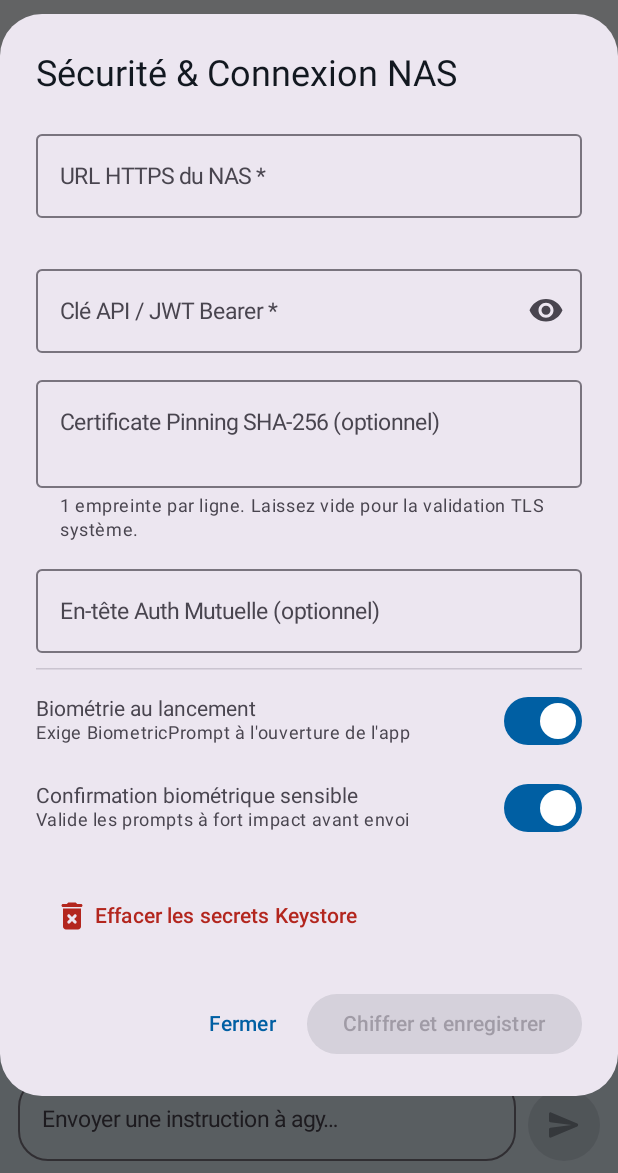
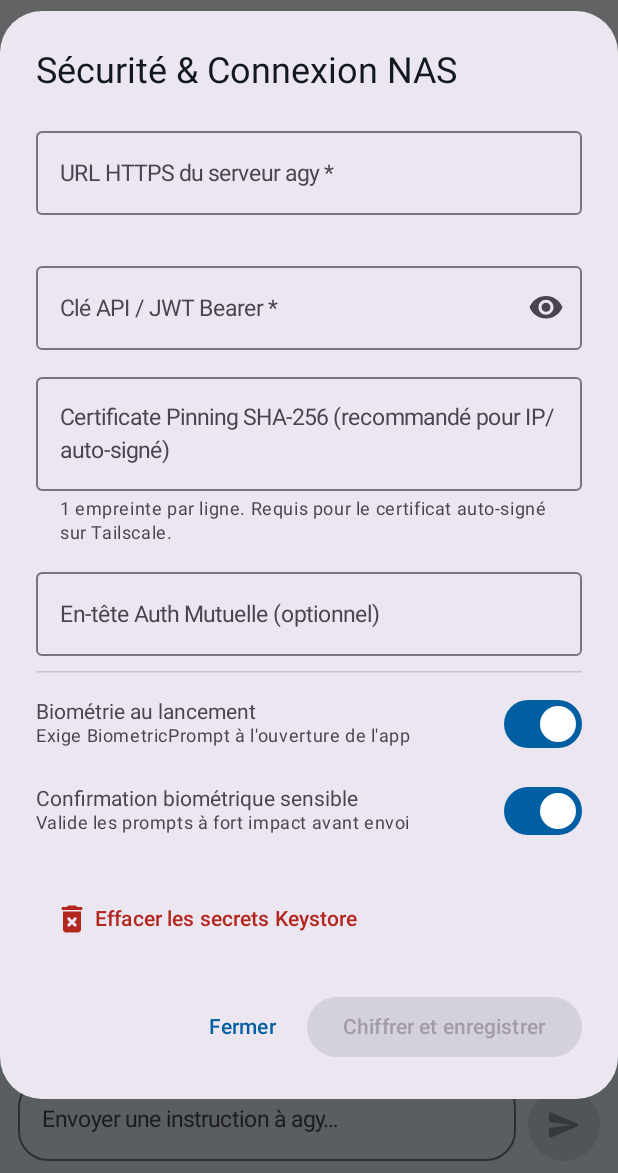
Before and after one commit to ah45perso/agyaccess, an Android app built with Jetpack Compose: the screen it shows after launch (MainActivity), on a phone screen of 412 x 824 dp, the part 63-1236 px from its top. Run offline under Robolectric (Android 15) with nearby library versions, the phone set to English and light mode, and no system bars; our stand-ins replace Dagger/Hilt's generated code; libraries missing offline, so code that uses them is left out: okhttp3.sse; 3 statements that could not run were skipped.

Commit message:
fix(security & api): compatibilité agy-bridge HTTPS et durcissement OWASP
- Support du certificat TLS auto-signé sur IP Tailscale via PinnedCertTrustManager
- Alignement strict des DTOs et endpoints REST/SSE avec agy-bridge
- Support du streaming SSE stream-json émis par agy CLI (step_update, result, done, stderr)
- Sélecteur de mode agy natif (auto, accept-edits, plan)
- Règle R8 pour la suppression des logs Android en Release
- Renforcement network_security_config et gestion robuste des erreurs

```diff
--- a/app/src/main/java/com/agyaccess/app/data/remote/api/AgyApiService.kt
+++ b/app/src/main/java/com/agyaccess/app/data/remote/api/AgyApiService.kt
@@ -3,8 +3,10 @@ package com.agyaccess.app.data.remote.api
 import com.agyaccess.app.data.remote.dto.CancelResponseDto
 import com.agyaccess.app.data.remote.dto.CreateSessionRequestDto
 import com.agyaccess.app.data.remote.dto.CreateSessionResponseDto
+import com.agyaccess.app.data.remote.dto.HealthResponseDto
 import com.agyaccess.app.data.remote.dto.PromptAcceptedResponseDto
 import com.agyaccess.app.data.remote.dto.PromptRequestDto
+import com.agyaccess.app.data.remote.dto.SessionDto
 import com.agyaccess.app.data.remote.dto.SessionsListResponseDto
 import retrofit2.http.Body
 import retrofit2.http.GET
@@ -12,14 +14,18 @@ import retrofit2.http.POST
 import retrofit2.http.Path
 
 /**
- * Contrat REST strict pour le backend agy hébergé sur le NAS.
+ * Contrat REST strict pour le backend agy hébergé sur le serveur / Tailscale.
  *
- * Note : le 5e endpoint (`GET /api/v1/sessions/{session_id}/stream`) est consommé
+ * Note : le flux temps réel (`GET /api/v1/sessions/{session_id}/stream`) est consommé
  * directement en Server-Sent Events (SSE) par [com.agyaccess.app.data.remote.sse.AgySseClient].
  */
 interface AgyApiService {
 
-    /** 1. Liste les sessions actives et archivées ainsi que leurs métadonnées. */
+    /** 0. Healthcheck du serveur. */
+    @GET("health")
+    suspend fun checkHealth(): HealthResponseDto
+
+    /** 1. Liste les sessions actives et leurs métadonnées. */
     @GET("api/v1/sessions")
     suspend fun listSessions(): SessionsListResponseDto
 
@@ -29,7 +35,13 @@ interface AgyApiService {
         @Body body: CreateSessionRequestDto = CreateSessionRequestDto()
     ): CreateSessionResponseDto
 
-    /** 3. Envoie un prompt UTF-8 strictement typé JSON sur une session donnée. */
+    /** 3. Récupère le détail d'une session. */
+    @GET("api/v1/sessions/{session_id}")
+    suspend fun getSession(
+        @Path("session_id") sessionId: String
+    ): SessionDto
+
+    /** 4. Envoie un prompt UTF-8 strictement typé JSON sur une session donnée. */
     @POST("api/v1/sessions/{session_id}/prompt")
     suspend fun sendPrompt(
         @Path("session_id") sessionId: String,
--- a/app/src/main/java/com/agyaccess/app/domain/model/NasConfig.kt
+++ b/app/src/main/java/com/agyaccess/app/domain/model/NasConfig.kt
@@ -9,7 +9,7 @@ import java.net.URI
 data class NasConfig(
     val baseUrl: String = "",
     val apiToken: String = "",
-    /** Empreintes publiques TLS au format `sha256/BASE64...` (Certificate Pinning). */
+    /** Empreintes publiques TLS au format `sha256/BASE64...` ou hexadécimal (Certificate Pinning). */
     val certificatePins: List<String> = emptyList(),
     /** En-tête optionnel d'authentification mutuelle / reverse-proxy (ex: X-Client-Cert-Token). */
     val mutualAuthHeaderName: String = "",
@@ -30,7 +30,8 @@ data class NasConfig(
     }.getOrNull()
 
     companion object {
-        private val SHA256_PIN_REGEX = Regex("^sha256/[A-Za-z0-9+/=]{43,44}$")
+        private val SHA256_BASE64_PIN_REGEX = Regex("^(sha256/)?[A-Za-z0-9+/=]{43,44}$")
+        private val SHA256_HEX_PIN_REGEX = Regex("^(([0-9a-fA-F]{2}:){31}[0-9a-fA-F]{2}|[0-9a-fA-F]{64})$")
 
         /**
          * Impose strictement HTTPS et interdit toute URL malformée, identifiants
@@ -49,6 +50,20 @@ data class NasConfig(
             }.getOrDefault(false)
         }
 
-        fun isValidPin(pin: String): Boolean = SHA256_PIN_REGEX.matches(pin.trim())
+        fun isValidPin(pin: String): Boolean {
+            val trimmed = pin.trim()
+            return SHA256_BASE64_PIN_REGEX.matches(trimmed) || SHA256_HEX_PIN_REGEX.matches(trimmed)
+        }
+
+        /**
+         * Normalise une empreinte base64 au format requis par OkHttp CertificatePinner :
+         * `sha256/BASE64...`
+         */
+        fun normalizeToOkHttpPin(pin: String): String? {
+            val trimmed = pin.trim()
+            if (trimmed.startsWith("sha256/")) return trimmed
+            if (Regex("^[A-Za-z0-9+/=]{43,44}$").matches(trimmed)) return "sha256/$trimmed"
+            return null
+        }
     }
 }
--- a/app/src/main/java/com/agyaccess/app/domain/usecase/ValidatePromptUseCase.kt
+++ b/app/src/main/java/com/agyaccess/app/domain/usecase/ValidatePromptUseCase.kt
@@ -51,9 +51,9 @@ class ValidatePromptUseCase @Inject constructor() {
         }
 
         val validatedModel = rawModelOverride?.trim()?.takeIf { it.isNotEmpty() }
-        if (validatedModel != null && !MODEL_NAME_REGEX.matches(validatedModel)) {
+        if (validatedModel != null && !isValidModeOrModel(validatedModel)) {
             return ValidationResult.Invalid(
-                "Nom de modèle invalide (caractères autorisés : a-z, A-Z, 0-9, ., _, -, :, /)."
+                "Mode ou modèle invalide (modes autorisés : auto, accept-edits, plan ; caractères autorisés : a-z, A-Z, 0-9, ., _, -, :, /)."
             )
         }
 
@@ -68,6 +68,11 @@ class ValidatePromptUseCase @Inject constructor() {
         )
     }
 
+    private fun isValidModeOrModel(value: String): Boolean {
+        if (ALLOWED_MODES.contains(value.lowercase())) return true
+        return MODEL_NAME_REGEX.matches(value)
+    }
+
     private fun isWellFormedUtf16(text: String): Boolean {
         var i = 0
         while (i < text.length) {
@@ -80,22 +85,24 @@ class ValidatePromptUseCase @Inject constructor() {
             } else if (Character.isLowSurrogate(c)) {
                 return false
             } else {
-                i += 1
+                i++
             }
         }
         return true
     }
 
     companion object {
-        const val MAX_PROMPT_LENGTH = 32_768
-        private val MODEL_NAME_REGEX = Regex("^[a-zA-Z0-9._:/-]{1,128}$")
+        const val MAX_PROMPT_LENGTH = 100_000
 
-        // Heuristique déclenchant la confirmation BiometricPrompt lorsque l'option est active
+        private val ALLOWED_MODES = setOf("auto", "accept-edits", "plan")
+        private val MODEL_NAME_REGEX = Regex("^[A-Za-z0-9._\\-:/]{1,64}$")
+
         private val SENSITIVE_INTENT_PATTERNS = listOf(
-            Regex("\\b(supprime|supprimer|efface|effacer|delete|remove|drop|truncate|purge|wipe)\\b", RegexOption.IGNORE_CASE),
-            Regex("\\b(red[ée]marre|reboot|shutdown|restart|stop|kill|deploy|d[ée]ploie)\\b", RegexOption.IGNORE_CASE),
-            Regex("\\b(mot de passe|password|token|secret|cl[ée] api|api key|credential|ssh|firewall|iptables|chmod|chown|sudo)\\b", RegexOption.IGNORE_CASE),
-            Regex("\\b(production|prod|backup|restore|restaure|format)\\b", RegexOption.IGNORE_CASE)
+            Regex("\\b(rm\\s+-rf|dd\\s+if=|mkfs|format|drop\\s+database|truncate\\s+table)\\b", RegexOption.IGNORE_CASE),
+            Regex("\\b(shutdown|reboot|poweroff|init\\s+0|halt)\\b", RegexOption.IGNORE_CASE),
+            Regex("\\b(iptables\\s+-F|ufw\\s+disable|setenforce\\s+0)\\b", RegexOption.IGNORE_CASE),
+            Regex("\\b(chmod\\s+-R\\s+777|chown\\s+-R)\\b", RegexOption.IGNORE_CASE),
+            Regex("\\b(supprime|efface|reinitialise|formate|arrete|eteins|redemarre)\\b", RegexOption.IGNORE_CASE)
         )
     }
 }
--- a/app/src/main/java/com/agyaccess/app/presentation/chat/components/PromptInputBar.kt
+++ b/app/src/main/java/com/agyaccess/app/presentation/chat/components/PromptInputBar.kt
@@ -38,12 +38,10 @@ import androidx.compose.ui.Alignment
 import androidx.compose.ui.Modifier
 import androidx.compose.ui.unit.dp
 
-private val AVAILABLE_MODELS = listOf(
-    null to "Modèle par défaut (NAS)",
-    "claude-sonnet-4" to "claude-sonnet-4",
-    "gemini-2.5-pro" to "gemini-2.5-pro",
-    "qwen2.5-coder:32b" to "qwen2.5-coder:32b (Local)",
-    "llama3.3:70b" to "llama3.3:70b (Local)"
+private val AVAILABLE_MODES = listOf(
+    "auto" to "Mode Auto (Exécution & Édition)",
+    "accept-edits" to "Mode Accept Edits (Revue manuelle)",
+    "plan" to "Mode Plan (Analyse sans modification)"
 )
 
 @Composable
@@ -58,7 +56,13 @@ fun PromptInputBar(
     onCancel: () -> Unit,
     modifier: Modifier = Modifier
 ) {
-    var modelMenuExpanded by remember { mutableStateOf(false) }
+    var modeMenuExpanded by remember { mutableStateOf(false) }
+
+    val displayLabel = when (selectedModelOverride?.trim()?.lowercase()) {
+        "accept-edits" -> "Mode Accept Edits"
+        "plan" -> "Mode Plan"
+        else -> "Mode Auto"
+    }
 
     Surface(
         modifier = modifier.fillMaxWidth(),
@@ -73,7 +77,7 @@ fun PromptInputBar(
                 .padding(horizontal = 12.dp, vertical = 8.dp),
             verticalArrangement = Arrangement.spacedBy(6.dp)
         ) {
-            // Barre d'options : override de modèle & indicateur biométrique
+            // Barre d'options : mode agy & indicateur biométrique
             Row(
                 modifier = Modifier.fillMaxWidth(),
                 verticalAlignment = Alignment.CenterVertically,
@@ -81,10 +85,10 @@ fun PromptInputBar(
             ) {
                 Box {
                     AssistChip(
-                        onClick = { modelMenuExpanded = true },
+                        onClick = { modeMenuExpanded = true },
                         label = {
                             Text(
-                                text = selectedModelOverride ?: "Modèle par défaut",
+                                text = displayLabel,
                                 style = MaterialTheme.typography.labelSmall
                             )
                         },
@@ -98,14 +102,14 @@ fun PromptInputBar(
                     )
 
                     DropdownMenu(
-                        expanded = modelMenuExpanded,
-                        onDismissRequest = { modelMenuExpanded = false }
+                        expanded = modeMenuExpanded,
+                        onDismissRequest = { modeMenuExpanded = false }
                     ) {
-                        AVAILABLE_MODELS.forEach { (value, label) ->
+                        AVAILABLE_MODES.forEach { (value, label) ->
                             DropdownMenuItem(
                                 text = { Text(label) },
                                 onClick = {
-                                    modelMenuExpanded = false
+                                    modeMenuExpanded = false
                                     onModelSelect(value)
                                 }
                             )
--- a/app/src/main/java/com/agyaccess/app/presentation/settings/SettingsDialog.kt
+++ b/app/src/main/java/com/agyaccess/app/presentation/settings/SettingsDialog.kt
@@ -83,8 +83,8 @@ fun SettingsDialog(
                 OutlinedTextField(
                     value = baseUrl,
                     onValueChange = { baseUrl = it },
-                    label = { Text("URL HTTPS du NAS *") },
-                    placeholder = { Text("https://agy.mon-nas.local:8443") },
+                    label = { Text("URL HTTPS du serveur agy *") },
+                    placeholder = { Text("https://100.101.127.39:8844") },
                     isError = baseUrl.isNotBlank() && !isUrlValid,
                     supportingText = {
                         if (baseUrl.isNotBlank() && !isUrlValid) {
@@ -123,15 +123,15 @@ fun SettingsDialog(
                 OutlinedTextField(
                     value = pinsText,
                     onValueChange = { pinsText = it },
-                    label = { Text("Certificate Pinning SHA-256 (optionnel)") },
-                    placeholder = { Text("sha256/AAAAAAAAAAAAAAAAAAAAAAAAAAAAAAAAAAAAAAAAAAA=") },
+                    label = { Text("Certificate Pinning SHA-256 (recommandé pour IP/auto-signé)") },
+                    placeholder = { Text("sha256/kz0TBpW+fCDYd/Oou8RhYQnI8hqrw41D4HRqQSc1THQ=") },
                     isError = !arePinsValid,
                     supportingText = {
                         Text(
                             if (!arePinsValid) {
-                                "Format requis : sha256/BASE64 (1 empreinte par ligne)."
+                                "Format : sha256/BASE64 ou empreinte HEX (1 par ligne)."
                             } else {
-                                "1 empreinte par ligne. Laissez vide pour la validation TLS système."
+                                "1 empreinte par ligne. Requis pour le certificat auto-signé sur Tailscale."
                             }
                         )
                     },
```
Also changed, not shown: app/src/main/java/com/agyaccess/app/data/remote/dto/AgyDtos.kt (+46 -14 lines), app/src/main/java/com/agyaccess/app/data/remote/network/SecureOkHttpProvider.kt (+130 -30 lines), app/src/main/java/com/agyaccess/app/data/remote/sse/AgySseEventParser.kt (+151 -19 lines), app/src/main/java/com/agyaccess/app/data/repository/AgyRepositoryImpl.kt (+56 -25 lines), app/src/main/res/xml/network_security_config.xml (+6 -12 lines), 3 other files.
